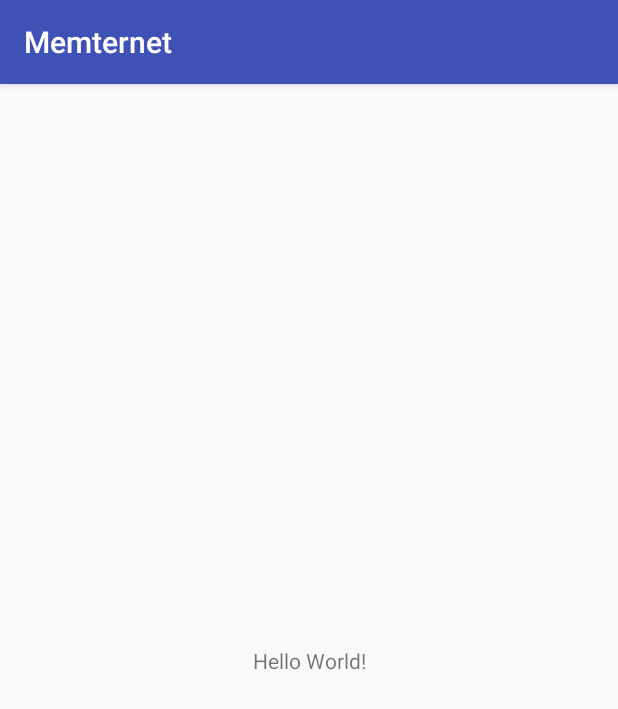
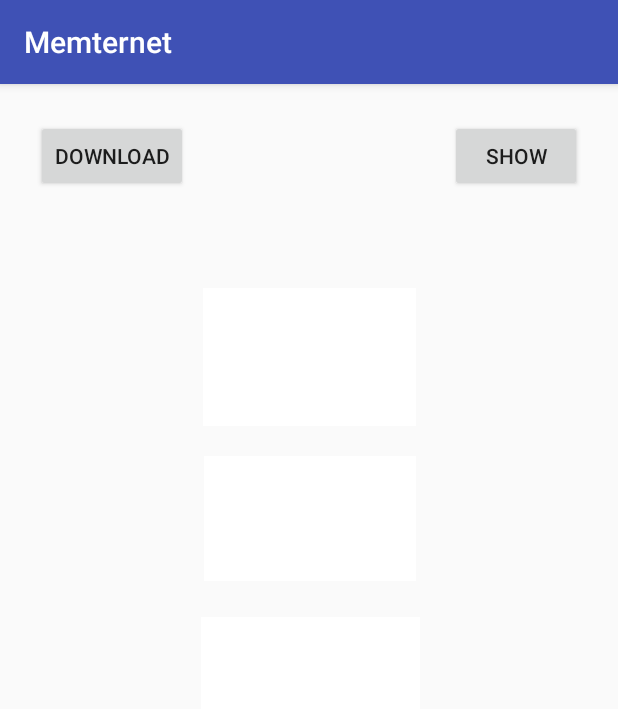
Before and after one commit to Memternet/Memternet-client, an Android app: the screen it shows after launch (MainActivity), on a phone screen of 412 x 824 dp. Shown: the top 709 px of the screen. Run offline under Robolectric (Android 15) with nearby library versions, the phone set to English and light mode, and no system bars.

Commit message:
Meme.java class modified: getMemes static method now loads images consistently

```diff
--- a/app/src/main/AndroidManifest.xml
+++ b/app/src/main/AndroidManifest.xml
@@ -1,7 +1,7 @@
 <?xml version="1.0" encoding="utf-8"?>
 <manifest xmlns:android="http://schemas.android.com/apk/res/android"
     package="com.example.root.memternet">
-
+    <uses-permission android:name="android.permission.INTERNET"/>
     <application
         android:allowBackup="true"
         android:icon="@mipmap/ic_launcher"
--- a/app/src/main/java/com/example/root/memternet/MainActivity.java
+++ b/app/src/main/java/com/example/root/memternet/MainActivity.java
@@ -1,13 +1,39 @@
 package com.example.root.memternet;
 
+import android.os.Bundle;
 import android.support.v7.app.AppCompatActivity;
-import android.os.Bundle;
+import android.view.View;
+import android.widget.Button;
+import android.widget.ImageView;
+
+import java.util.ArrayList;
 
 public class MainActivity extends AppCompatActivity {
+
+    private ArrayList<Meme> memes;
 
     @Override
     protected void onCreate(Bundle savedInstanceState) {
         super.onCreate(savedInstanceState);
         setContentView(R.layout.activity_main);
+        Button button1 = findViewById(R.id.button1);
+        button1.setOnClickListener(new View.OnClickListener() {
+            @Override
+            public void onClick(View v) {
+                memes = Meme.getMemes(5, 3);
+            }
+        });
+        Button button2 = findViewById(R.id.button2);
+        button2.setOnClickListener(new View.OnClickListener() {
+            @Override
+            public void onClick(View v) {
+                ImageView imageView1 = findViewById(R.id.imageView1);
+                ImageView imageView2 = findViewById(R.id.imageView2);
+                ImageView imageView3 = findViewById(R.id.imageView3);
+                imageView1.setImageBitmap(memes.get(0).getImage());
+                imageView2.setImageBitmap(memes.get(1).getImage());
+                imageView3.setImageBitmap(memes.get(2).getImage());
+            }
+        });
     }
 }
--- a/app/src/main/res/layout/activity_main.xml
+++ b/app/src/main/res/layout/activity_main.xml
@@ -6,13 +6,59 @@
     android:layout_height="match_parent"
     tools:context="com.example.root.memternet.MainActivity">
 
-    <TextView
+    <Button
+        android:id="@+id/button1"
         android:layout_width="wrap_content"
         android:layout_height="wrap_content"
-        android:text="Hello World!"
-        app:layout_constraintBottom_toBottomOf="parent"
-        app:layout_constraintLeft_toLeftOf="parent"
-        app:layout_constraintRight_toRightOf="parent"
+        android:layout_marginStart="24dp"
+        android:layout_marginTop="24dp"
+        android:text="Download"
+        app:layout_constraintStart_toStartOf="parent"
         app:layout_constraintTop_toTopOf="parent" />
 
+    <Button
+        android:id="@+id/button2"
+        android:layout_width="wrap_content"
+        android:layout_height="wrap_content"
+        android:layout_marginEnd="24dp"
+        android:layout_marginTop="24dp"
+        android:text="Show"
+        app:layout_constraintEnd_toEndOf="parent"
+        app:layout_constraintTop_toTopOf="parent" />
+
+    <ImageView
+        android:id="@+id/imageView1"
+        android:layout_width="142dp"
+        android:layout_height="92dp"
+        android:layout_marginEnd="24dp"
+        android:layout_marginStart="24dp"
+        android:layout_marginTop="136dp"
+        app:layout_constraintEnd_toEndOf="parent"
+        app:layout_constraintStart_toStartOf="parent"
+        app:layout_constraintTop_toTopOf="parent"
+        app:srcCompat="@android:color/background_light" />
+
+    <ImageView
+        android:id="@+id/imageView2"
+        android:layout_width="141dp"
+        android:layout_height="83dp"
+        android:layout_marginStart="24dp"
+        android:layout_marginTop="20dp"
+        app:layout_constraintEnd_toEndOf="@+id/imageView1"
+        app:layout_constraintHorizontal_bias="1.0"
+        app:layout_constraintStart_toStartOf="@+id/imageView1"
+        app:layout_constraintTop_toBottomOf="@+id/imageView1"
+        app:srcCompat="@android:color/background_light" />
+
+    <ImageView
+        android:id="@+id/imageView3"
+        android:layout_width="146dp"
+        android:layout_height="83dp"
+        android:layout_marginEnd="24dp"
+        android:layout_marginStart="24dp"
+        android:layout_marginTop="24dp"
+        app:layout_constraintEnd_toEndOf="@+id/imageView2"
+        app:layout_constraintStart_toStartOf="@+id/imageView2"
+        app:layout_constraintTop_toBottomOf="@+id/imageView2"
+        app:srcCompat="@android:color/background_light" />
 </android.support.constraint.ConstraintLayout>
```
Also changed, not shown: app/src/main/java/com/example/root/memternet/Meme.java (+22 -37 lines).
